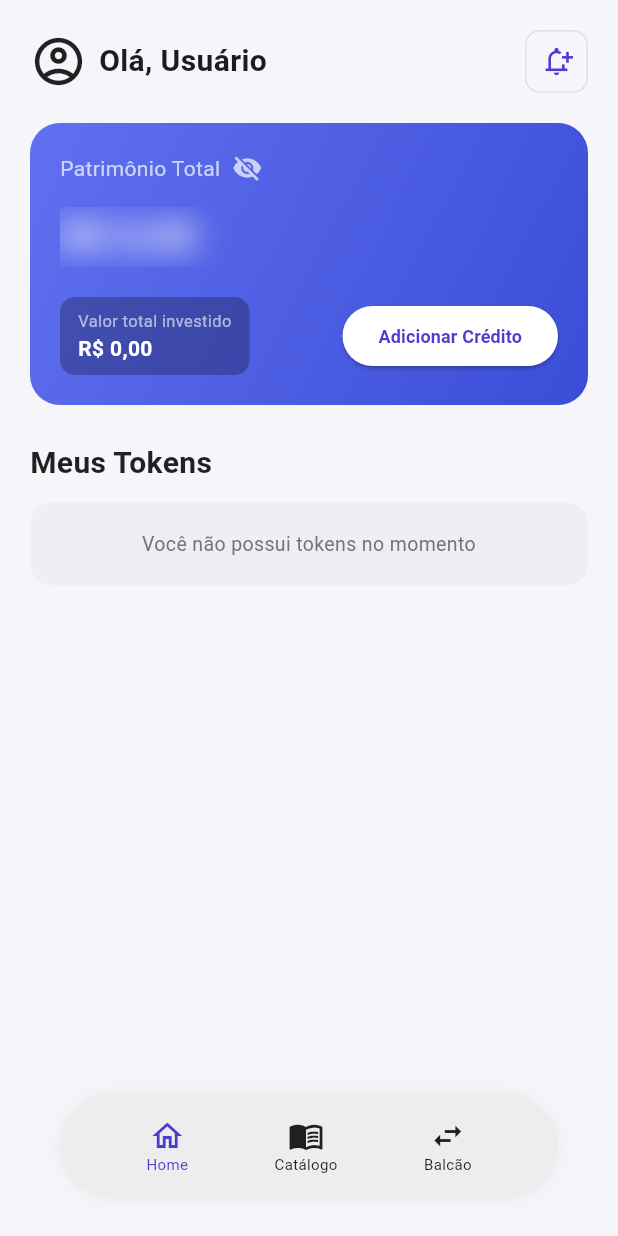
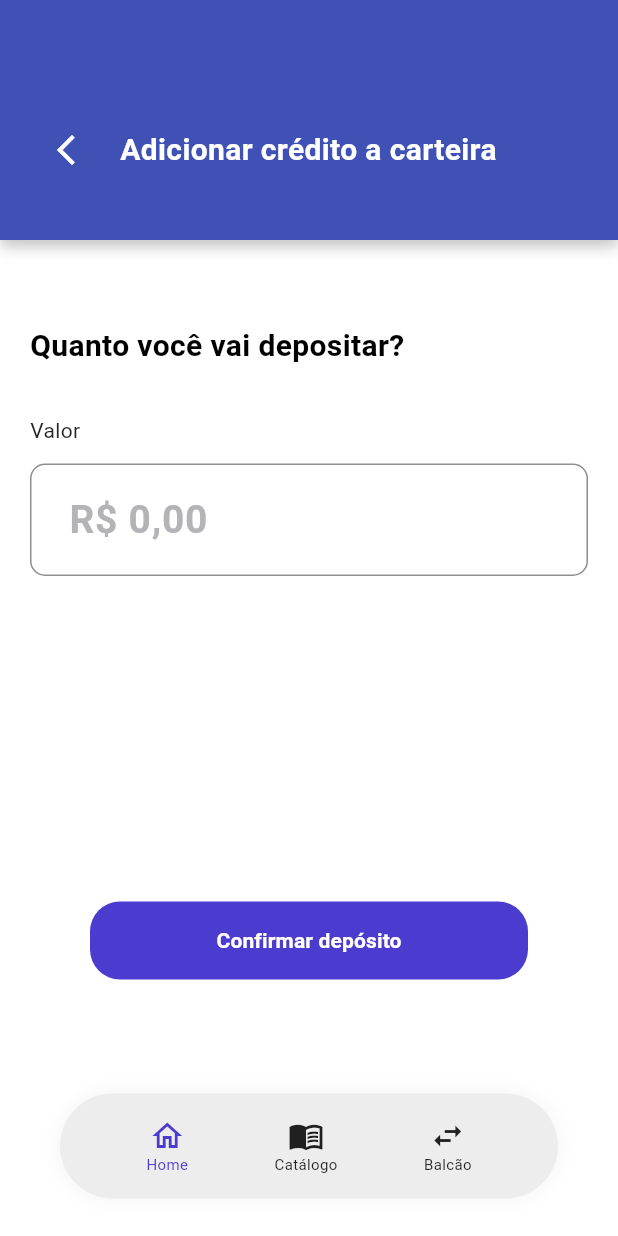
Before and after one commit to nizmaiaj/ES-PI3-2026-T2-G12, a Flutter app: the TelaHome screen opened directly with empty values, after a tap on "Adicionar Crédito", on a phone screen of 412 x 824 dp. Run offline on Flutter 3.47's test engine with Material 3 defaults, Android fonts, the phone set to English and light mode, and no system bars; our stand-ins replace cloud_firestore, firebase_auth, firebase_core; accounts and stored records are empty.

Commit message:
commit  telas

```diff
--- /dev/null
+++ b/lib/pages/tela_adicionar_credito.dart
@@ -0,0 +1,386 @@
+import 'package:cloud_firestore/cloud_firestore.dart';
+import 'package:firebase_auth/firebase_auth.dart';
+import 'package:flutter/material.dart';
+
+import '../services/auth_session.dart';
+
+class TelaAdicionarCredito extends StatefulWidget {
+  const TelaAdicionarCredito({super.key});
+
+  @override
+  State<TelaAdicionarCredito> createState() => _TelaAdicionarCreditoState();
+}
+
+class _TelaAdicionarCreditoState extends State<TelaAdicionarCredito> {
+  final TextEditingController _valorController = TextEditingController();
+  bool _salvandoCredito = false;
+
+  static const _azulPrimario = Color(0xFF3F51B5);
+  static const _roxo = Color(0xFF4C3BCF);
+
+  String? get _uid => FirebaseAuth.instance.currentUser?.uid ?? AuthSession.uid;
+
+  @override
+  void dispose() {
+    _valorController.dispose();
+    super.dispose();
+  }
+
+  @override
+  Widget build(BuildContext context) {
+    return Scaffold(
+      backgroundColor: Colors.white,
+      body: SafeArea(
+        top: false,
+        child: Column(
+          children: [
+            _buildHeader(context),
+            Expanded(
+              child: SingleChildScrollView(
+                padding: const EdgeInsets.fromLTRB(20, 56, 20, 24),
+                child: Column(
+                  crossAxisAlignment: CrossAxisAlignment.start,
+                  children: [
+                    const Text(
+                      'Quanto você vai depositar?',
+                      style: TextStyle(
+                        color: Colors.black,
+                        fontSize: 20,
+                        fontWeight: FontWeight.bold,
+                      ),
+                    ),
+                    const SizedBox(height: 32),
+                    const Text(
+                      'Valor',
+                      style: TextStyle(color: Colors.black87, fontSize: 14),
+                    ),
+                    const SizedBox(height: 12),
+                    TextField(
+                      controller: _valorController,
+                      keyboardType: const TextInputType.numberWithOptions(
+                        decimal: true,
+                      ),
+                      style: const TextStyle(
+                        color: Colors.black87,
+                        fontSize: 26,
+                        fontWeight: FontWeight.bold,
+                      ),
+                      decoration: InputDecoration(
+                        hintText: 'R\$ 0,00',
+                        hintStyle: const TextStyle(
+                          color: Color(0xFFB3B3B8),
+                          fontSize: 26,
+                          fontWeight: FontWeight.bold,
+                        ),
+                        contentPadding: const EdgeInsets.symmetric(
+                          horizontal: 22,
+                          vertical: 18,
+                        ),
+                        filled: true,
+                        fillColor: Colors.white,
+                        border: OutlineInputBorder(
+                          borderRadius: BorderRadius.circular(10),
+                          borderSide: const BorderSide(
+                            color: Color(0xFF8F8F8F),
+                          ),
+                        ),
+                        enabledBorder: OutlineInputBorder(
+                          borderRadius: BorderRadius.circular(10),
+                          borderSide: const BorderSide(
+                            color: Color(0xFF8F8F8F),
+                          ),
+                        ),
+                        focusedBorder: OutlineInputBorder(
+                          borderRadius: BorderRadius.circular(10),
+                          borderSide: const BorderSide(
+                            color: _azulPrimario,
+                            width: 1.2,
+                          ),
+                        ),
+                      ),
+                    ),
+                  ],
+                ),
+              ),
+            ),
+            _buildConfirmarButton(context),
+            _buildBottomNav(context),
+          ],
+        ),
+      ),
+    );
+  }
+
+  Widget _buildHeader(BuildContext context) {
+    return Container(
+      width: double.infinity,
+      height: 160,
+      padding: const EdgeInsets.fromLTRB(20, 40, 20, 0),
+      decoration: BoxDecoration(
+        color: _azulPrimario,
+        boxShadow: [
+          BoxShadow(
+            color: Colors.black.withValues(alpha: 0.25),
+            blurRadius: 8,
+            offset: const Offset(0, 4),
+          ),
+        ],
+      ),
+      child: Row(
+        children: [
+          IconButton(
+            padding: EdgeInsets.zero,
+            constraints: const BoxConstraints.tightFor(width: 42, height: 42),
+            icon: const Icon(Icons.arrow_back_ios_new, color: Colors.white),
+            iconSize: 24,
+            onPressed: () => Navigator.pop(context),
+          ),
+          const SizedBox(width: 12),
+          const Expanded(
+            child: Text(
+              'Adicionar crédito a carteira',
+              style: TextStyle(
+                color: Colors.white,
+                fontSize: 20,
+                fontWeight: FontWeight.bold,
+              ),
+            ),
+          ),
+        ],
+      ),
+    );
+  }
+
+  Widget _buildConfirmarButton(BuildContext context) {
+    return Padding(
+      padding: const EdgeInsets.fromLTRB(60, 0, 60, 76),
+      child: SizedBox(
+        width: double.infinity,
+        height: 52,
+        child: ElevatedButton(
+          onPressed: _salvandoCredito ? null : _adicionarCredito,
+          style: ElevatedButton.styleFrom(
+            backgroundColor: _roxo,
+            foregroundColor: Colors.white,
+            elevation: 0,
+            shape: RoundedRectangleBorder(
+              borderRadius: BorderRadius.circular(20),
+            ),
+          ),
+          child: _salvandoCredito
+              ? const SizedBox(
+                  width: 22,
+                  height: 22,
+                  child: CircularProgressIndicator(
+                    strokeWidth: 2.4,
+                    color: Colors.white,
+                  ),
+                )
+              : const Text(
+                  'Confirmar depósito',
+                  style: TextStyle(fontSize: 14, fontWeight: FontWeight.w600),
+                ),
+        ),
+      ),
+    );
+  }
+
+  Future<void> _adicionarCredito() async {
+    final valor = _lerValorDigitado(_valorController.text);
+
+    if (valor == null || valor <= 0) {
+      await _mostrarPopup(
+        titulo: 'Valor inválido',
+        mensagem: 'Informe um valor maior que zero para adicionar créditos.',
+      );
+      return;
+    }
+
+    final uid = _uid;
+    if (uid == null) {
+      await _mostrarPopup(
+        titulo: 'Erro ao adicionar créditos',
+        mensagem: 'Usuário não autenticado.',
+      );
+      return;
+    }
+
+    setState(() => _salvandoCredito = true);
+
+    try {
+      final walletRef = FirebaseFirestore.instance
+          .collection('wallets')
+          .doc(uid);
+
+      await FirebaseFirestore.instance.runTransaction((transaction) async {
+        final snapshot = await transaction.get(walletRef);
+        final dados = snapshot.data();
+        final saldoAtual = _lerNumero(dados?['saldoReais']);
+
+        transaction.set(walletRef, {
+          'userId': uid,
+          'saldoReais': saldoAtual + valor,
+          'updatedAt': FieldValue.serverTimestamp(),
+        }, SetOptions(merge: true));
+      });
+
+      if (!mounted) return;
+      _valorController.clear();
+
+      await _mostrarPopup(
+        titulo: 'Créditos adicionados',
+        mensagem:
+            '${_formatarMoeda(valor)} foram adicionados à sua carteira com sucesso.',
+      );
+    } on FirebaseException catch (error) {
+      if (!mounted) return;
+      await _mostrarPopup(
+        titulo: 'Erro ao adicionar créditos',
+        mensagem:
+            error.message ??
+            'Não foi possível adicionar os créditos. Tente novamente.',
+      );
+    } catch (_) {
+      if (!mounted) return;
+      await _mostrarPopup(
+        titulo: 'Erro ao adicionar créditos',
+        mensagem: 'Não foi possível adicionar os créditos. Tente novamente.',
+      );
+    } finally {
+      if (mounted) setState(() => _salvandoCredito = false);
+    }
+  }
+
+  Future<void> _mostrarPopup({
+    required String titulo,
+    required String mensagem,
+  }) async {
+    if (!mounted) return;
+
+    await showDialog<void>(
+      context: context,
+      builder: (dialogContext) {
+        return AlertDialog(
+          title: Text(titulo),
+          content: Text(mensagem),
+          actions: [
+            FilledButton(
+              onPressed: () => Navigator.pop(dialogContext),
+              style: FilledButton.styleFrom(backgroundColor: _roxo),
+              child: const Text('OK'),
+            ),
+          ],
+        );
+      },
+    );
+  }
+
+  double? _lerValorDigitado(String texto) {
+    final apenasNumero = texto.replaceAll(RegExp(r'[^0-9,.]'), '');
+    if (apenasNumero.trim().isEmpty) return null;
+
+    final ultimoPonto = apenasNumero.lastIndexOf('.');
+    final ultimaVirgula = apenasNumero.lastIndexOf(',');
+    final ultimoSeparador = ultimoPonto > ultimaVirgula
+        ? ultimoPonto
+        : ultimaVirgula;
+
+    if (ultimoSeparador == -1) {
+      return double.tryParse(apenasNumero);
+    }
+
+    final casasDecimais = apenasNumero.length - ultimoSeparador - 1;
+    final separadorDecimal =
+        (ultimoPonto != -1 && ultimaVirgula != -1) ||
+        casasDecimais == 1 ||
+        casasDecimais == 2;
+
+    final normalizado = separadorDecimal
+        ? '${apenasNumero.substring(0, ultimoSeparador).replaceAll(RegExp(r'[,.]'), '')}.${apenasNumero.substring(ultimoSeparador + 1)}'
+        : apenasNumero.replaceAll(RegExp(r'[,.]'), '');
+
+    return double.tryParse(normalizado);
+  }
+
+  double _lerNumero(dynamic valor) {
+    if (valor is int) return valor.toDouble();
+    if (valor is double) return valor;
+    if (valor is num) return valor.toDouble();
+    return 0;
+  }
+
+  String _formatarMoeda(double valor) {
+    final partes = valor.toStringAsFixed(2).split('.');
+    final reais = partes.first;
+    final centavos = partes.last;
+    final buffer = StringBuffer();
+
+    for (var i = 0; i < reais.length; i++) {
+      final posicaoRestante = reais.length - i;
+      buffer.write(reais[i]);
+      if (posicaoRestante > 1 && posicaoRestante % 3 == 1) {
+        buffer.write('.');
+      }
+    }
+
+    return 'R\$ ${buffer.toString()},$centavos';
+  }
+
+  Widget _buildBottomNav(BuildContext context) {
+    return Container(
+      margin: const EdgeInsets.fromLTRB(40, 0, 40, 25),
+      height: 70,
+      decoration: BoxDecoration(
+        color: const Color(0xFFEDEDED),
+        borderRadius: BorderRadius.circular(35),
+        boxShadow: [
+          BoxShadow(
+            color: Colors.black.withValues(alpha: 0.05),
+            blurRadius: 10,
+          ),
+        ],
+      ),
+      child: Row(
+        mainAxisAlignment: MainAxisAlignment.spaceEvenly,
+        children: [
+          GestureDetector(
+            onTap: () => Navigator.pop(context),
+            child: const Column(
+              mainAxisSize: MainAxisSize.min,
+              children: [
+                Icon(Icons.home_outlined, color: _roxo),
+                Text("Home", style: TextStyle(fontSize: 10, color: _roxo)),
+              ],
+            ),
+          ),
+          GestureDetector(
+            onTap: () {},
+            child: const Column(
+              mainAxisSize: MainAxisSize.min,
+              children: [
+                Icon(Icons.menu_book_outlined, color: Colors.black87),
+                Text(
+                  "Catálogo",
+                  style: TextStyle(fontSize: 10, color: Colors.black87),
+                ),
+              ],
+            ),
+          ),
+          GestureDetector(
+            onTap: () {},
+            child: const Column(
+              mainAxisSize: MainAxisSize.min,
+              children: [
+                Icon(Icons.swap_horiz, color: Colors.black87),
+                Text(
+                  "Balcão",
+                  style: TextStyle(fontSize: 10, color: Colors.black87),
+                ),
+              ],
+            ),
+          ),
+        ],
+      ),
+    );
+  }
+}
--- a/lib/pages/tela_home.dart
+++ b/lib/pages/tela_home.dart
@@ -4,6 +4,7 @@ import 'package:firebase_auth/firebase_auth.dart';
 import 'package:flutter/material.dart';
 
 import '../services/auth_session.dart';
+import 'tela_adicionar_credito.dart';
 import 'tela_catalogo.dart';
 import 'tela_usuario.dart';
 
@@ -288,7 +289,14 @@ class _TelaHomeState extends State<TelaHome> {
               ),
               const Spacer(),
               ElevatedButton(
-                onPressed: () {},
+                onPressed: () {
+                  Navigator.push(
+                    context,
+                    MaterialPageRoute(
+                      builder: (_) => const TelaAdicionarCredito(),
+                    ),
+                  );
+                },
                 style: ElevatedButton.styleFrom(
                   backgroundColor: Colors.white,
                   foregroundColor: _roxo,
@@ -529,10 +537,7 @@ class _TelaHomeState extends State<TelaHome> {
         color: const Color(0xFFEDEDED),
         borderRadius: BorderRadius.circular(35),
         boxShadow: [
-          BoxShadow(
-            color: Colors.black.withValues(alpha: 0.05),
-            blurRadius: 10,
-          ),
+          BoxShadow(color: Colors.black.withOpacity(0.05), blurRadius: 10),
         ],
       ),
       child: Row(
```
